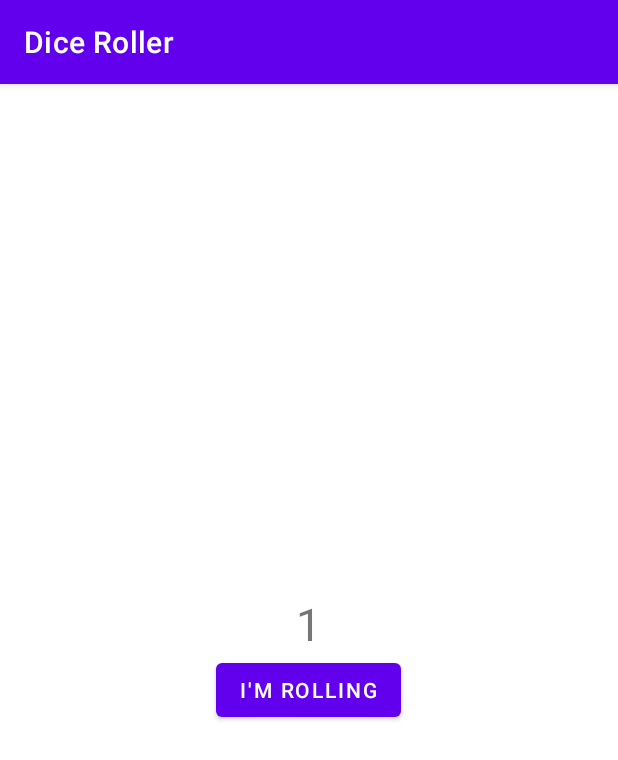
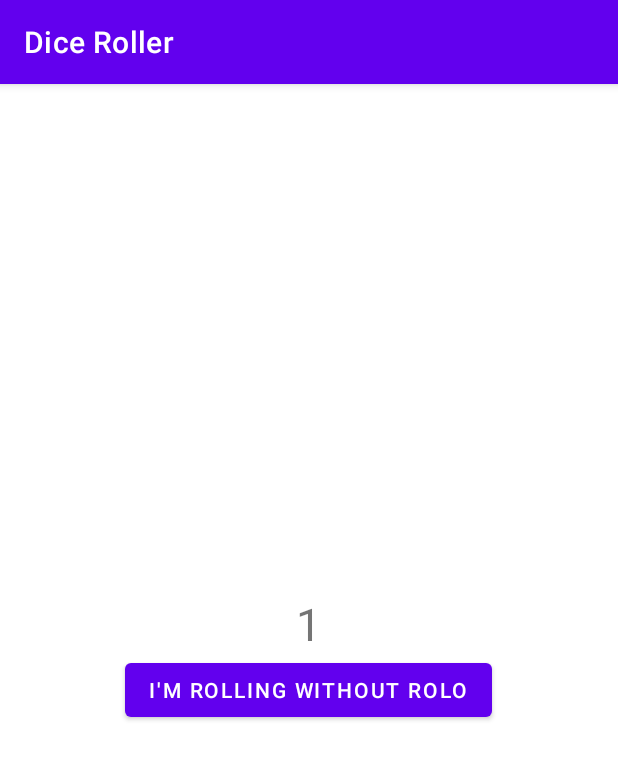
Before and after one commit to dustyfox113/DiceRoller, an Android app: the screen it shows after launch (MainActivity), on a phone screen of 412 x 824 dp. Shown: the top 760 px of the screen. Run offline under Robolectric (Android 15) with nearby library versions, the phone set to English and light mode, and no system bars.

Commit message:
I'm now rolling without Rolo

```diff
--- a/app/src/main/java/com/example/diceroller/MainActivity.kt
+++ b/app/src/main/java/com/example/diceroller/MainActivity.kt
@@ -10,7 +10,7 @@ class MainActivity : AppCompatActivity() {
         super.onCreate(savedInstanceState)
         setContentView(R.layout.activity_main)
         val rollButton: Button = findViewById(R.id.roll_button)
-        rollButton.text="I'm Rolling"
+        rollButton.text="I'm Rolling without Rolo"
         rollButton.setOnClickListener {
             Toast.makeText(this, "button clicked", Toast.LENGTH_SHORT).show()
         }
```
